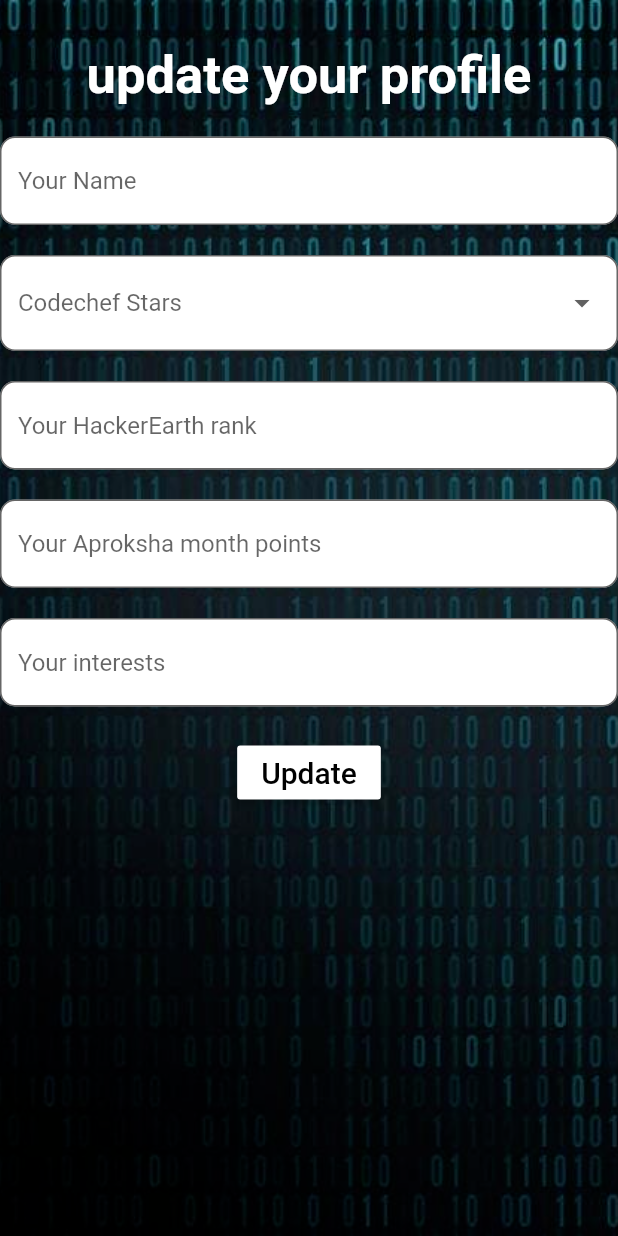
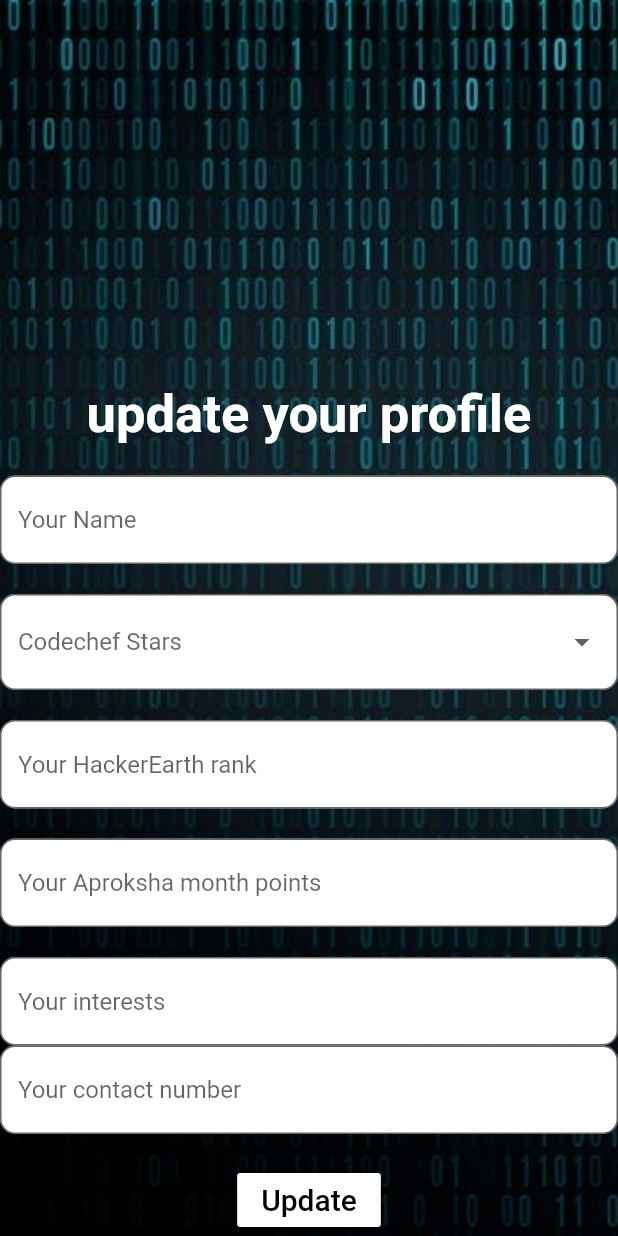
Before and after one commit to dakshita-tripathi/shehacks_codemate, a Flutter app: the Register screen opened directly, after a tap on "REGISTER", on a phone screen of 412 x 824 dp. Run offline on Flutter 3.47's test engine with Material 2 defaults, Android fonts, the phone set to English and light mode, and no system bars; our stand-ins replace cloud_firestore, firebase_auth, firebase_core, flutter_spinkit; accounts and stored records are empty; network calls fail.

Commit message:
phone number added

```diff
--- a/lib/models/profile.dart
+++ b/lib/models/profile.dart
@@ -4,11 +4,13 @@ class Profile {
   final int he_rank;
   final int apk_points;
   final String interests;
+  final String pno;
   Profile(
       {required this.name,
       required this.cc_rank,
       required this.he_rank,
       required this.apk_points,
-        required this.interests
+        required this.interests,
+        required this.pno
       });
 }
--- a/lib/models/user.dart
+++ b/lib/models/user.dart
@@ -9,12 +9,14 @@ class UserData {
   final int he_rank;
   final int apk_points;
   final String interests;
+  final String pno;
   UserData(
       {required this.uid,
         required this.name,
         required this.cc_rank,
         required this.he_rank,
         required this.apk_points,
-        required this.interests
+        required this.interests,
+        required this.pno
       });
 }
--- a/lib/screens/home/profiletile.dart
+++ b/lib/screens/home/profiletile.dart
@@ -18,6 +18,6 @@ class profileTile extends StatelessWidget {
               ),
               title: Text(profile.name),
               subtitle: Text(
-                  'has ${profile.cc_rank} stars on CodeChef \n has ${profile.he_rank} rank on HackerEarth \n has ${profile.apk_points} points in APK Month \n and is interested in ${profile.interests}'),
+                  'has ${profile.cc_rank} stars on CodeChef \n has ${profile.he_rank} rank on HackerEarth \n has ${profile.apk_points} points in APK Month \n and is interested in ${profile.interests} \n Contact number: ${profile.pno}'),
             )));
   }}
--- a/lib/screens/home/update.dart
+++ b/lib/screens/home/update.dart
@@ -18,6 +18,7 @@ class _updateState extends State<update> {
   int current_he_rank = 0;
   int current_apk_points = 0;
   String current_interests='';
+  String pno='';
   String uid='';
   final _formKey = GlobalKey<FormState>();
   @override
@@ -34,6 +35,8 @@ class _updateState extends State<update> {
                 fit: BoxFit.cover,
               ),
             ),
+        child:SingleChildScrollView(
+        reverse:true,
         child:Form(
             key: _formKey,
             child: Column(children: <Widget>[
@@ -87,6 +90,13 @@ class _updateState extends State<update> {
                 val!.isEmpty ? 'please enter your interests' : null,
                 onChanged: (val) => setState(() => current_interests = val),
               ),
+              Padding(padding: EdgeInsets.only(left: 20.0,right: 20.0),),
+              TextFormField(
+                decoration: textInputDecoration.copyWith(hintText: 'Your contact number'),
+                validator: (val) =>
+                val!.isEmpty ? 'please enter your contact number' : null,
+                onChanged: (val) => setState(() => pno= val),
+              ),
               SizedBox(height: 20.0),
               RaisedButton(
                 color: Colors.white,
@@ -102,11 +112,12 @@ class _updateState extends State<update> {
                       current_apk_points ,
                       current_he_rank ,
                       current_interests,
+                      pno,
                     );
                     Navigator.push(context, MaterialPageRoute(builder: (context)=>HomeScreen()),);
                   }
                 },
               )])))
-    );
+    ));
   }
 }
--- a/lib/services/auth.dart
+++ b/lib/services/auth.dart
@@ -14,7 +14,7 @@ class AuthService {
     try{
       UserCredential result=await _auth.signInWithEmailAndPassword(email: email, password: password);
       User? user=result.user;
-      await DatabaseService(uid: user!.uid).updateUserData('newTeammate','*',0,0,'competitive coding');
+      await DatabaseService(uid: user!.uid).updateUserData('newTeammate','*',0,0,'competitive coding','0000000000');
       return _userFormFirebaseUser(user);
     }
     catch(e){
@@ -26,7 +26,7 @@ class AuthService {
     try{
       UserCredential result=await _auth.createUserWithEmailAndPassword(email: email, password: password);
       User? user=result.user;
-      await DatabaseService(uid: user!.uid).updateUserData('newTeammate','*',0,0,'competitive coding');
+      await DatabaseService(uid: user!.uid).updateUserData('newTeammate','*',0,0,'competitive coding','0000000000');
       return _userFormFirebaseUser(user);
     }
     catch(e){
```
Also changed, not shown: lib/screens/home/profilelist.dart (+8 -1 lines), lib/services/database.dart (+5 -2 lines).
